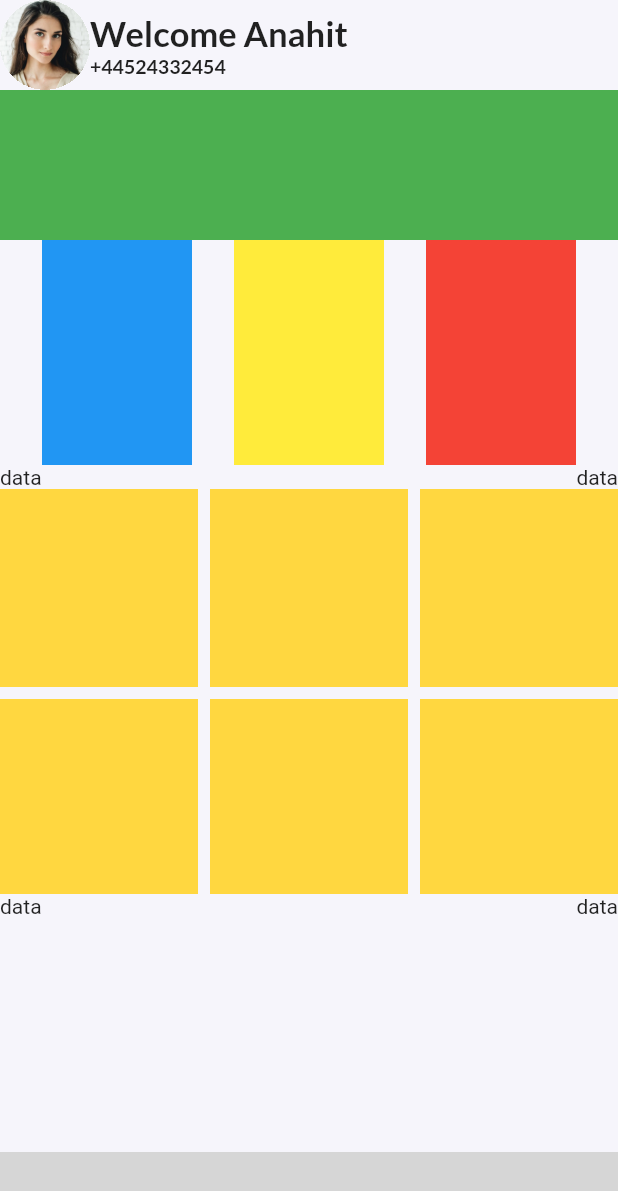
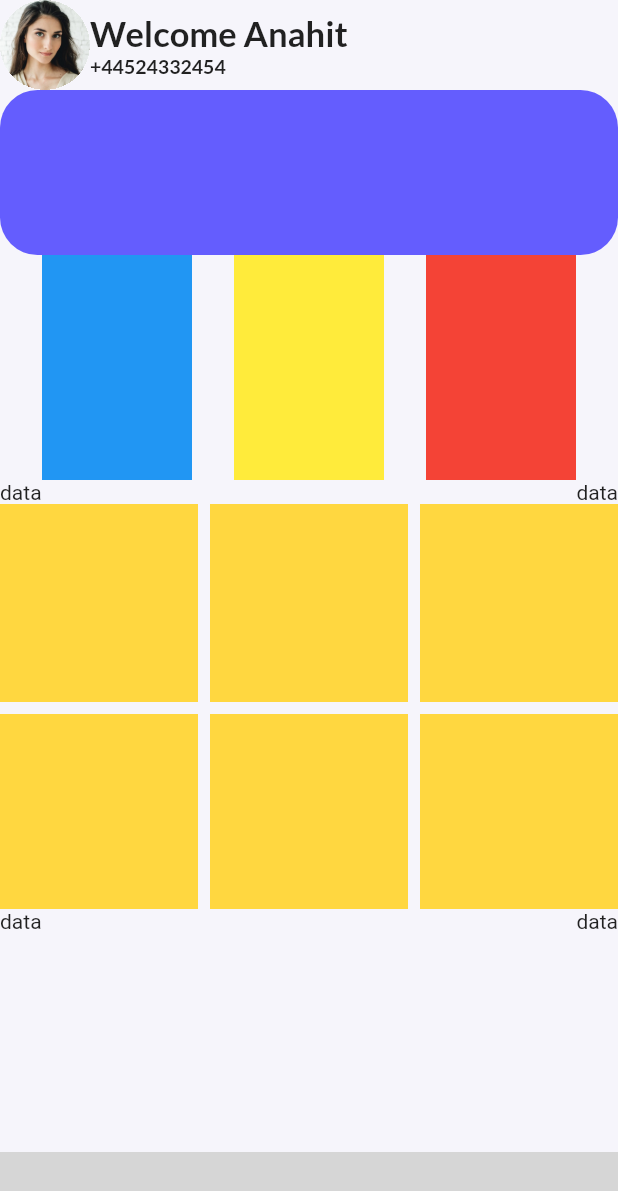
Before and after one commit to mahmoud-eslami/network_manager_ui, a Flutter app: the screen it shows after launch, on a phone screen of 412 x 824 dp. Shown: the top 1191 px of the screen. Run offline on Flutter 3.47's test engine with Material 2 defaults, Android fonts, the light colour scheme and no system bars; our stand-ins replace google_fonts; missing offline and left inert: bottom_animation; grey boxes are pictures that could not be loaded.

Commit message:
avalible balance component added

```diff
--- /dev/null
+++ b/lib/components/home_components/available_balance.dart
@@ -0,0 +1,31 @@
+import 'package:flutter/material.dart';
+
+class AvailableBalance extends StatelessWidget {
+  final int balance;
+  final Color bgColor;
+  final double heightSize;
+  final double widthSize;
+  final double borderRadius;
+
+  const AvailableBalance({
+    Key key,
+    this.balance,
+    this.bgColor,
+    this.heightSize,
+    this.borderRadius,
+    this.widthSize,
+  }) : super(key: key);
+  @override
+  Widget build(BuildContext context) {
+    return Container(
+      width: widthSize,
+      height: heightSize,
+      decoration: BoxDecoration(
+        color: bgColor,
+        borderRadius: BorderRadius.all(
+          Radius.circular(borderRadius),
+        ),
+      ),
+    );
+  }
+}
--- a/lib/screens/home.dart
+++ b/lib/screens/home.dart
@@ -1,6 +1,7 @@
 import 'package:flutter/material.dart';
 import 'package:bottom_animation/bottom_animation.dart';
 import 'package:google_fonts/google_fonts.dart';
+import 'package:mobile_network_ui/components/home_components/available_balance.dart';
 import 'package:mobile_network_ui/components/home_components/profile_avatar.dart';
 import 'package:mobile_network_ui/resource/colors/colors.dart';
 
@@ -96,9 +97,11 @@ class DynamicBody extends StatelessWidget {
                   ),
                 ],
               ),
-              Container(
-                color: Colors.green,
-                height: 100,
+              AvailableBalance(
+                bgColor: AppColor.blue.withOpacity(.8),
+                widthSize: MediaQuery.of(context).size.width,
+                heightSize: 110,
+                borderRadius: 25,
               ),
               Row(
                 mainAxisAlignment: MainAxisAlignment.spaceEvenly,
```
